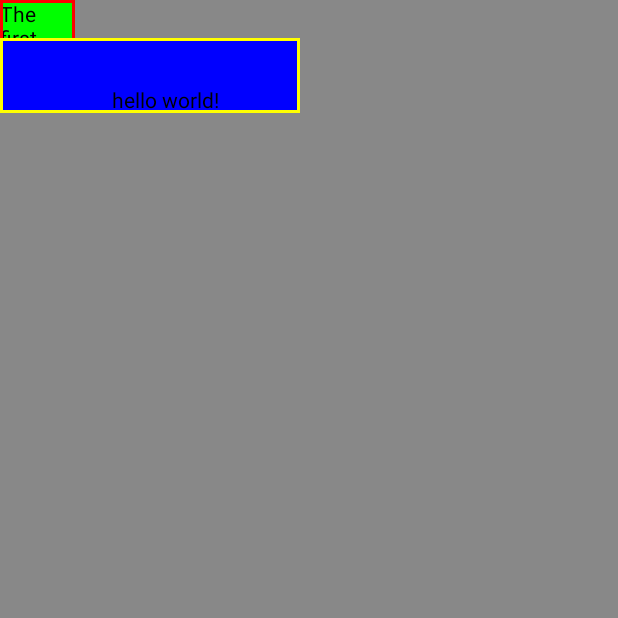
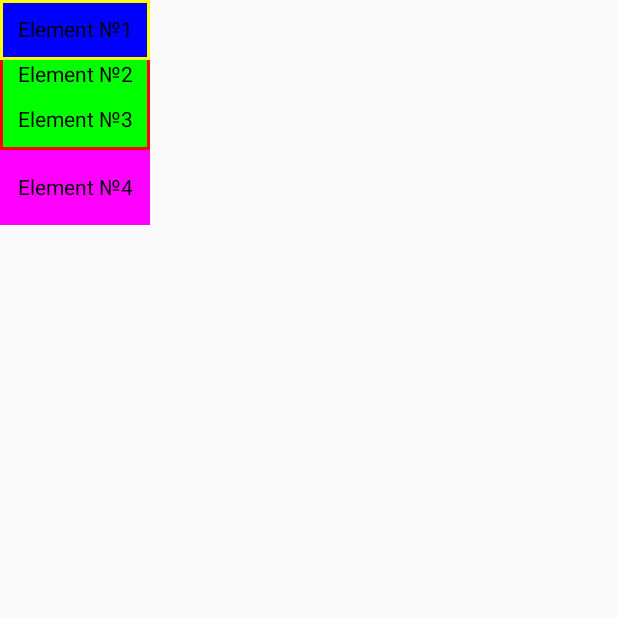
Before and after one commit to kranid/TraversalFocusBugDemo, an Android app built with Jetpack Compose: the screen it shows after launch (MainActivity), on a phone screen of 412 x 824 dp, the top half of it. Run offline under Robolectric (Android 15) with nearby library versions, the phone set to English and light mode, and no system bars.

Commit message:
some changes

```diff
--- a/app/build.gradle.kts
+++ b/app/build.gradle.kts
@@ -55,7 +55,7 @@ dependencies {
     implementation("androidx.lifecycle:lifecycle-runtime-ktx:2.6.2")
     implementation("androidx.activity:activity-compose:1.8.2")
     implementation(platform("androidx.compose:compose-bom:2023.08.00"))
-    implementation("androidx.compose.ui:ui:1.5.4")
+    implementation("androidx.compose.ui:ui:1.6.0-rc01")
     implementation("androidx.compose.ui:ui-graphics")
     implementation("androidx.compose.ui:ui-tooling-preview")
     implementation("androidx.compose.material3:material3")
--- a/app/src/main/java/com/example/traversalfocusbugdemo/MainActivity.kt
+++ b/app/src/main/java/com/example/traversalfocusbugdemo/MainActivity.kt
@@ -6,34 +6,27 @@ import androidx.activity.compose.setContent
 import androidx.compose.foundation.background
 import androidx.compose.foundation.border
 import androidx.compose.foundation.layout.Box
-import androidx.compose.foundation.layout.Column
-import androidx.compose.foundation.layout.Row
 import androidx.compose.foundation.layout.fillMaxSize
 import androidx.compose.foundation.layout.height
 import androidx.compose.foundation.layout.offset
-import androidx.compose.foundation.layout.padding
 import androidx.compose.foundation.layout.size
 import androidx.compose.foundation.layout.width
-import androidx.compose.foundation.lazy.LazyColumn
-import androidx.compose.material3.MaterialTheme
-import androidx.compose.material3.Scaffold
-import androidx.compose.material3.Surface
 import androidx.compose.material3.Text
 import androidx.compose.runtime.Composable
 import androidx.compose.ui.Alignment
 import androidx.compose.ui.Modifier
 import androidx.compose.ui.graphics.Color
-import androidx.compose.ui.semantics.isContainer
 import androidx.compose.ui.semantics.isTraversalGroup
 import androidx.compose.ui.semantics.semantics
 import androidx.compose.ui.unit.dp
-import com.example.traversalfocusbugdemo.ui.theme.TraversalFocusBugDemoTheme
 
     class MainActivity : ComponentActivity() {
         override fun onCreate(savedInstanceState: Bundle?) {
             super.onCreate(savedInstanceState)
             setContent {
+                Box(Modifier.fillMaxSize()) {
                     BreakingFocusContainer()
+                }
             }
         }
     }
@@ -42,29 +35,31 @@ class MainActivity : ComponentActivity() {
     fun BreakingFocusContainer() {
         Box(
             modifier = Modifier
-            .fillMaxSize()
-            .background(Color.Gray)
+                .size(100.dp)
+                .background(Color.Green)
+                .semantics { isTraversalGroup = true }
+                .border(2.dp, Color.Red),
+            Alignment.Center
         ) {
-        Box(
-            modifier = Modifier
-                .size(50.dp)
-                .background(Color.Green)
-                .border(2.dp, Color.Red),
-            Alignment.BottomCenter
-        ) {
-            Text("The first element")
+            Text("Element №2")
+            Text("Element №3", Modifier.offset(y = 30.dp))
         }
         Box(
             Modifier
-                .height(50.dp)
-                .width(200.dp)
-                .offset(y=25.dp)
+                .height(40.dp)
+                .width(100.dp)
                 .background(Color.Blue)
                 .border(2.dp, Color.Yellow),
-                    Alignment.BottomCenter
-        ) {
-            Text("hello world!", Modifier.offset(x = 10.dp))
+            Alignment.Center    ) {
+            Text("Element №1")
+        }
+        Box(
+            modifier = Modifier
+                .offset(y =100.dp)
+                .height(50.dp)
+                .width(100.dp)
+                .background(Color.Magenta),
+            Alignment.Center) {
+            Text("Element №4")
         }
     }
-
-}
```
Lines whose indentation alone changed are shown as unchanged.
